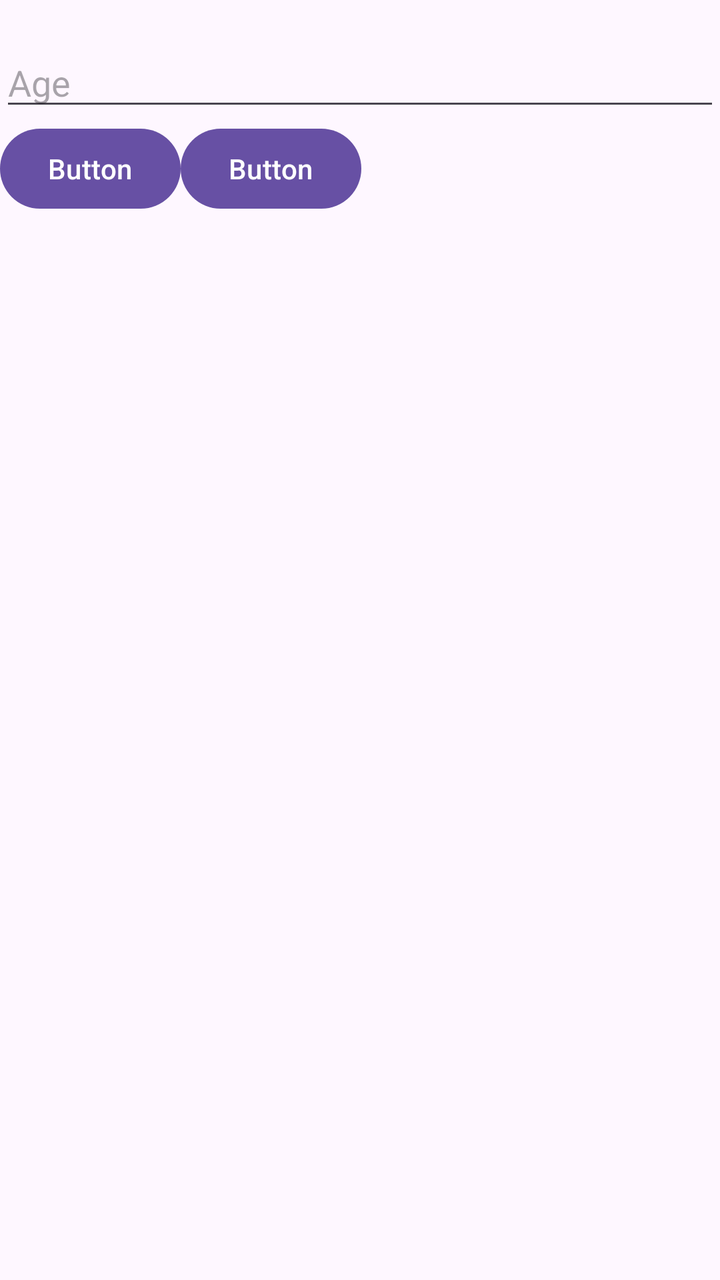
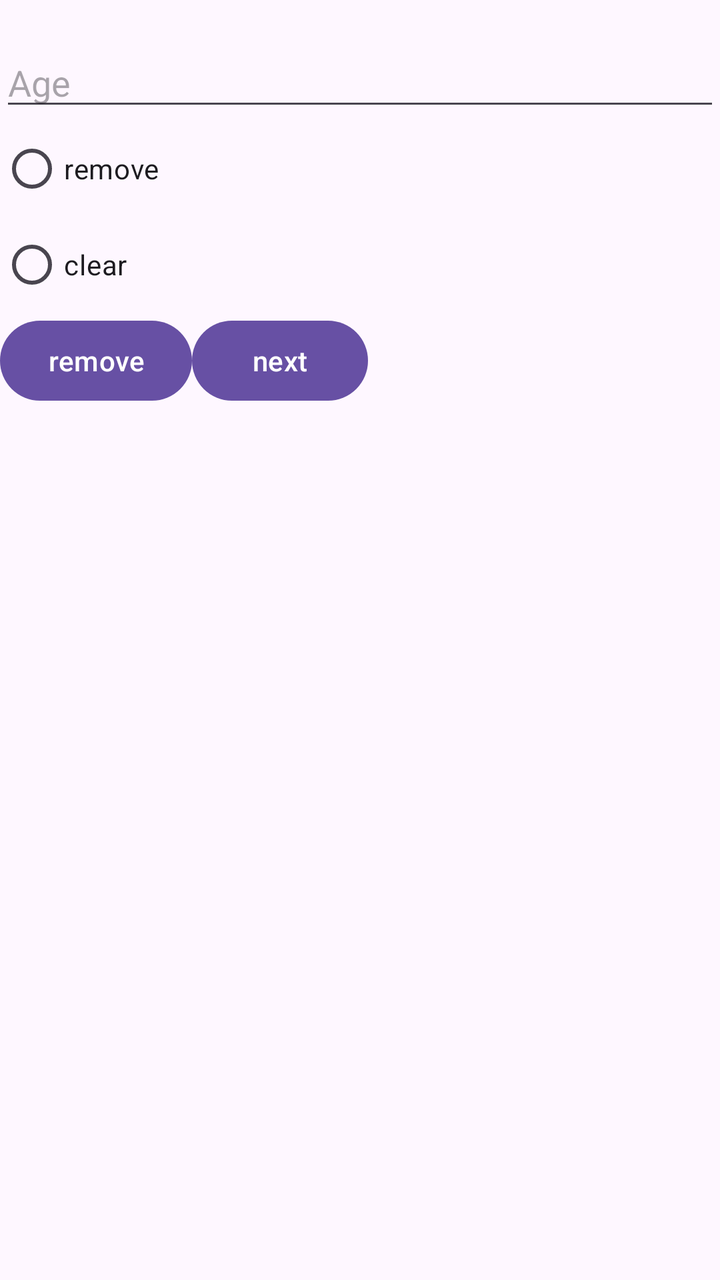

Compare the two renders of this Android layout. The source of the first and the diff that turns it into the second are given below.
<!-- AndroidManifest.xml: application theme Theme.SR23BSCS025 -->
<!-- res/layout/activity_sharedpreferences2.xml -->
<?xml version="1.0" encoding="utf-8"?>
<LinearLayout xmlns:android="http://schemas.android.com/apk/res/android"
    xmlns:app="http://schemas.android.com/apk/res-auto"
    xmlns:tools="http://schemas.android.com/tools"
    android:id="@+id/main"
    android:layout_width="match_parent"
    android:layout_height="match_parent"
    android:orientation="vertical"
    tools:context=".sharedpreferences2">

    <TextView
        android:id="@+id/textView5"
        android:layout_width="match_parent"
        android:layout_height="wrap_content" />

    <EditText
        android:id="@+id/editTextAge"
        android:layout_width="match_parent"
        android:layout_height="wrap_content"
        android:ems="10"
        android:hint="Age"
        android:inputType="text" />

    <LinearLayout
        android:layout_width="match_parent"
        android:layout_height="match_parent"
        android:orientation="horizontal">

        <Button
            android:id="@+id/button7"
            android:layout_width="wrap_content"
            android:layout_height="wrap_content"
            android:text="Button" />

        <Button
            android:id="@+id/button8"
            android:layout_width="wrap_content"
            android:layout_height="wrap_content"
            android:layout_weight="0"
            android:text="Button" />
    </LinearLayout>

</LinearLayout>
<!-- resources referenced by this layout -->
<resources>
  <style name="Theme.SR23BSCS025" parent="Base.Theme.SR23BSCS025" />
  <style name="Base.Theme.SR23BSCS025" parent="Theme.Material3.DayNight.NoActionBar">
          
          
      </style>
</resources>

<!-- the commit's change to res/layout/activity_sharedpreferences2.xml (unified diff, before → after) -->
@@ -21,6 +21,24 @@
         android:hint="Age"
         android:inputType="text" />
 
+    <RadioGroup
+        android:id="@+id/ragdiogroup"
+        android:layout_width="wrap_content"
+        android:layout_height="wrap_content">
+
+        <RadioButton
+            android:id="@+id/radioButtonemail"
+            android:layout_width="match_parent"
+            android:layout_height="wrap_content"
+            android:text="remove" />
+
+        <RadioButton
+            android:id="@+id/radioButtonclear"
+            android:layout_width="match_parent"
+            android:layout_height="wrap_content"
+            android:text="clear" />
+    </RadioGroup>
+
     <LinearLayout
         android:layout_width="match_parent"
         android:layout_height="match_parent"
@@ -30,14 +48,15 @@
             android:id="@+id/button7"
             android:layout_width="wrap_content"
             android:layout_height="wrap_content"
-            android:text="Button" />
+            android:forceDarkAllowed="true"
+            android:text="remove" />
 
         <Button
             android:id="@+id/button8"
             android:layout_width="wrap_content"
             android:layout_height="wrap_content"
             android:layout_weight="0"
-            android:text="Button" />
+            android:text="next" />
     </LinearLayout>
 
 </LinearLayout>
